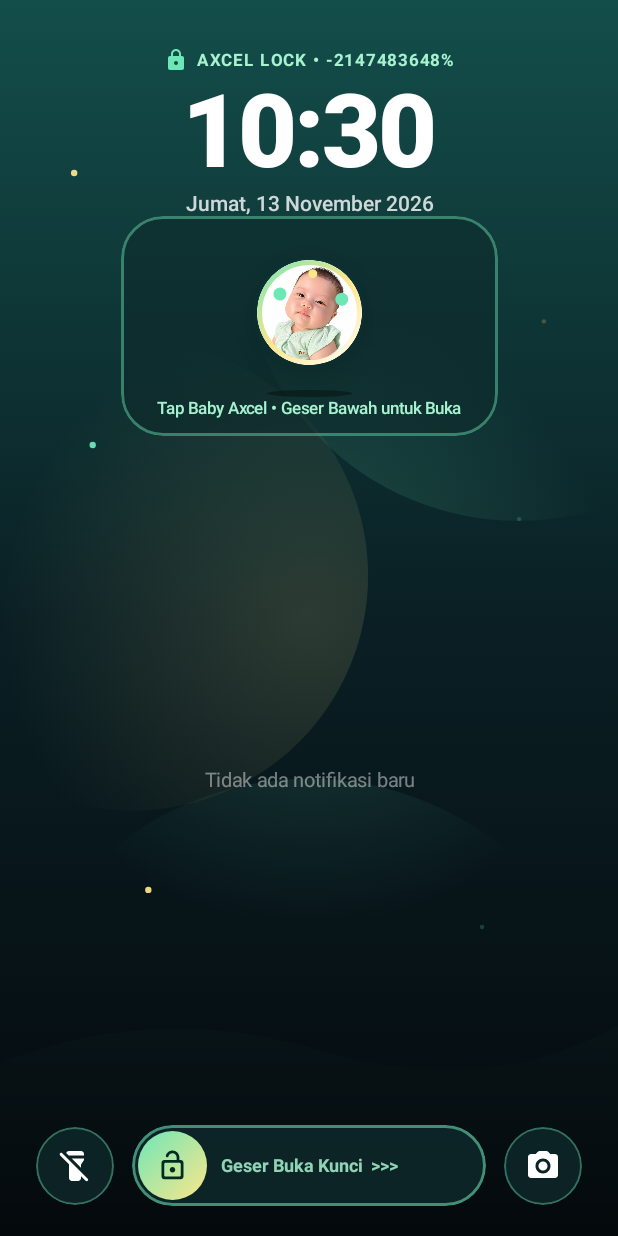
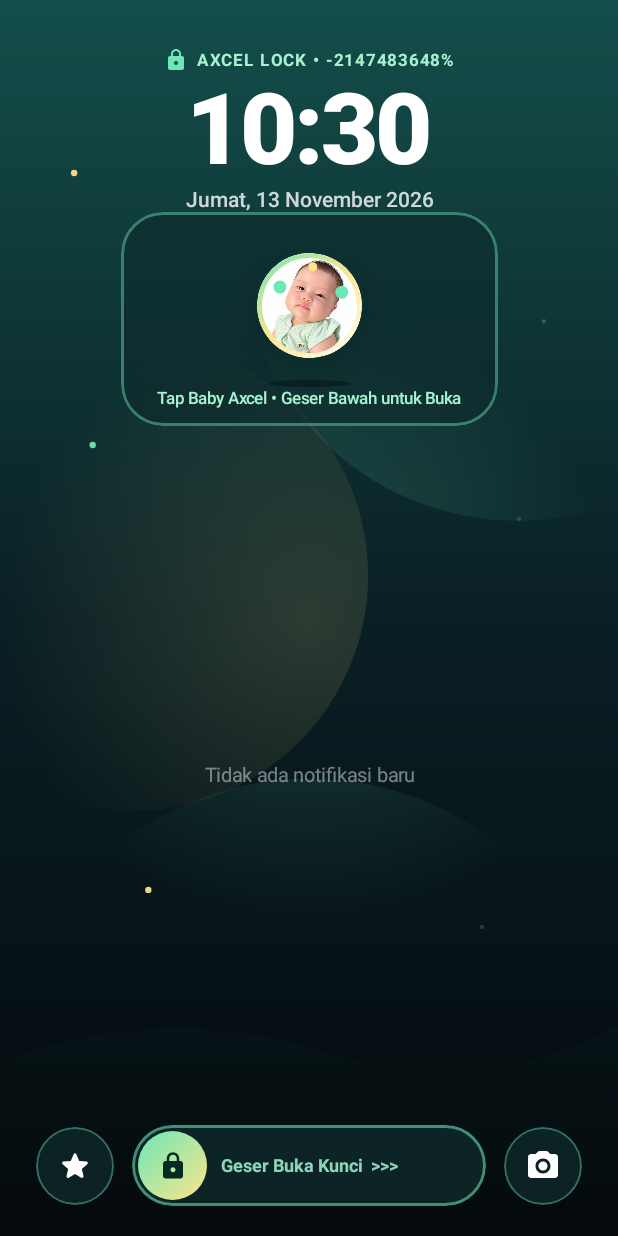
Before and after one commit to roronge/Axcel-Launcher, an Android app built with Jetpack Compose: the LockScreenActivity screen opened directly, with no data from a screen before it, on a phone screen of 412 x 824 dp. Run offline under Robolectric (Android 15) with nearby library versions, the phone set to English and light mode, and no system bars; libraries missing offline, so code that uses them is left out: androidx.palette.graphics; 1 statement that could not run was skipped.

Commit message:
fix: replace extended Material icons in LockScreenActivity and MainActivity with core Material icons

```diff
--- a/app/src/main/java/com/axcel/launcher/LockScreenActivity.kt
+++ b/app/src/main/java/com/axcel/launcher/LockScreenActivity.kt
@@ -2,11 +2,11 @@ package com.axcel.launcher
 
 import android.app.KeyguardManager
 import android.content.Context
+import android.content.Intent
 import android.hardware.camera2.CameraManager
 import android.os.Build
 import android.os.Bundle
 import android.provider.MediaStore
-import android.content.Intent
 import androidx.activity.ComponentActivity
 import androidx.activity.compose.BackHandler
 import androidx.activity.compose.setContent
@@ -22,7 +22,9 @@ import androidx.compose.foundation.lazy.items
 import androidx.compose.foundation.shape.CircleShape
 import androidx.compose.foundation.shape.RoundedCornerShape
 import androidx.compose.material.icons.Icons
-import androidx.compose.material.icons.rounded.*
+import androidx.compose.material.icons.rounded.Lock
+import androidx.compose.material.icons.rounded.PhotoCamera
+import androidx.compose.material.icons.rounded.Star
 import androidx.compose.material3.Icon
 import androidx.compose.material3.Text
 import androidx.compose.runtime.*
@@ -117,7 +119,6 @@ fun BabyAxcelLockScreen(onUnlock: () -> Unit) {
             horizontalAlignment = Alignment.CenterHorizontally,
             verticalArrangement = Arrangement.SpaceBetween
         ) {
-            // 1. JAM BESAR & TANGGAL LOCKSCREEN
             Column(
                 horizontalAlignment = Alignment.CenterHorizontally,
                 modifier = Modifier.padding(top = 12.dp)
@@ -143,7 +144,7 @@ fun BabyAxcelLockScreen(onUnlock: () -> Unit) {
                 Text(
                     text = currentTime,
                     color = Color.White,
-                    fontSize = 68.sp,
+                    fontSize = 66.sp,
                     fontWeight = FontWeight.ExtraBold,
                     letterSpacing = (-2).sp
                 )
@@ -155,7 +156,6 @@ fun BabyAxcelLockScreen(onUnlock: () -> Unit) {
                 )
             }
 
-            // 2. AVATAR BABY AXCEL INTERAKTIF DI TENGAH LOCKSCREEN
             Column(
                 horizontalAlignment = Alignment.CenterHorizontally,
                 modifier = Modifier
@@ -172,7 +172,7 @@ fun BabyAxcelLockScreen(onUnlock: () -> Unit) {
                     lookX = 0f,
                     lookY = 0f,
                     stepTrigger = hopTrigger,
-                    modifier = Modifier.size(110.dp)
+                    modifier = Modifier.size(106.dp)
                 )
                 Text(
                     text = "Tap Baby Axcel • Geser Bawah untuk Buka",
@@ -182,12 +182,11 @@ fun BabyAxcelLockScreen(onUnlock: () -> Unit) {
                 )
             }
 
-            // 3. NOTIFIKASI MASUK DI LOCKSCREEN (IKON SERAGAM)
             Box(
                 modifier = Modifier
                     .fillMaxWidth()
                     .weight(1f)
-                    .padding(vertical = 12.dp)
+                    .padding(vertical = 10.dp)
             ) {
                 if (notifications.isEmpty()) {
                     Box(modifier = Modifier.fillMaxSize(), contentAlignment = Alignment.Center) {
@@ -266,13 +265,11 @@ fun BabyAxcelLockScreen(onUnlock: () -> Unit) {
                 }
             }
 
-            // 4. SLIDER GESER BUKA KUNCI + PINTASAN SENTER & KAMERA
             Row(
                 modifier = Modifier.fillMaxWidth(),
                 verticalAlignment = Alignment.CenterVertically,
                 horizontalArrangement = Arrangement.spacedBy(12.dp)
             ) {
-                // Tombol Senter
                 Box(
                     modifier = Modifier
                         .size(52.dp)
@@ -286,19 +283,17 @@ fun BabyAxcelLockScreen(onUnlock: () -> Unit) {
                     contentAlignment = Alignment.Center
                 ) {
                     Icon(
-                        imageVector = if (torchOn) Icons.Rounded.FlashlightOn else Icons.Rounded.FlashlightOff,
+                        imageVector = Icons.Rounded.Star,
                         contentDescription = "Senter",
                         tint = if (torchOn) Color.Black else Color.White
                     )
                 }
 
-                // Slider Geser Buka Kunci (Slide to Unlock)
                 SlideToUnlockPill(
                     modifier = Modifier.weight(1f),
                     onUnlocked = onUnlock
                 )
 
-                // Tombol Kamera
                 Box(
                     modifier = Modifier
                         .size(52.dp)
@@ -318,7 +313,7 @@ fun BabyAxcelLockScreen(onUnlock: () -> Unit) {
                     contentAlignment = Alignment.Center
                 ) {
                     Icon(
-                        imageVector = Icons.Rounded.CameraAlt,
+                        imageVector = Icons.Rounded.PhotoCamera,
                         contentDescription = "Kamera",
                         tint = Color.White
                     )
@@ -377,10 +372,10 @@ fun SlideToUnlockPill(
             contentAlignment = Alignment.Center
         ) {
             Icon(
-                imageVector = Icons.Rounded.LockOpen,
+                imageVector = Icons.Rounded.Lock,
                 contentDescription = "Unlock",
                 tint = Color(0xFF022C22),
-                modifier = Modifier.size(22.dp)
+                modifier = Modifier.size(20.dp)
             )
         }
     }
```
Also changed, not shown: app/src/main/java/com/axcel/launcher/MainActivity.kt (+7 -7 lines).
